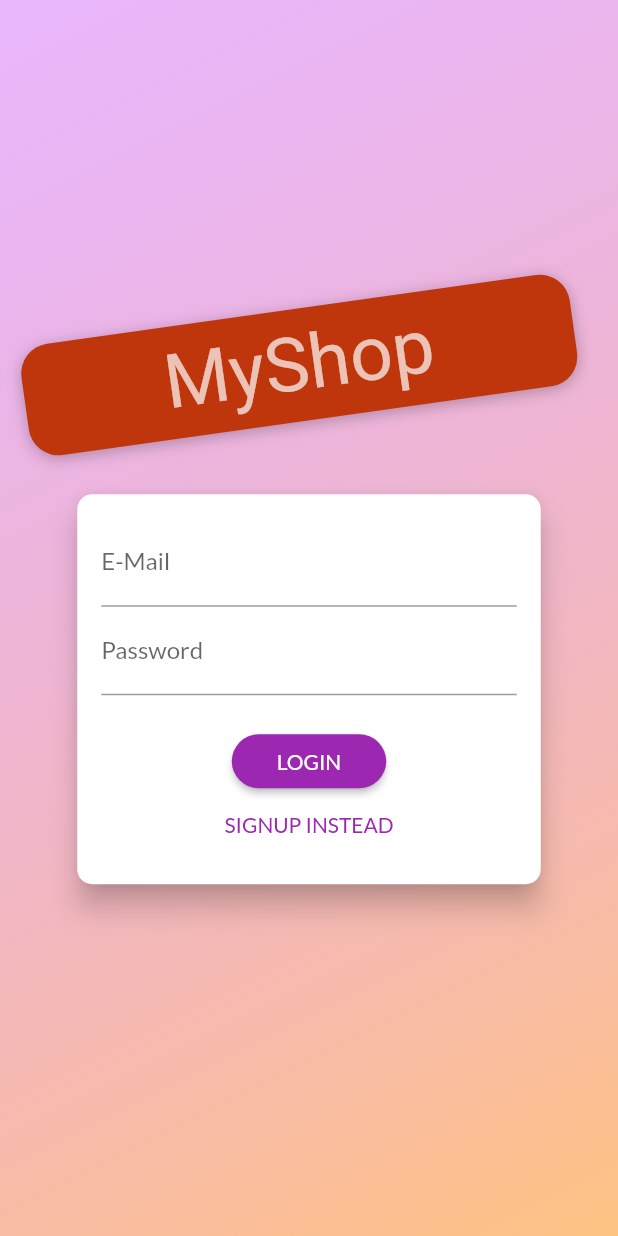
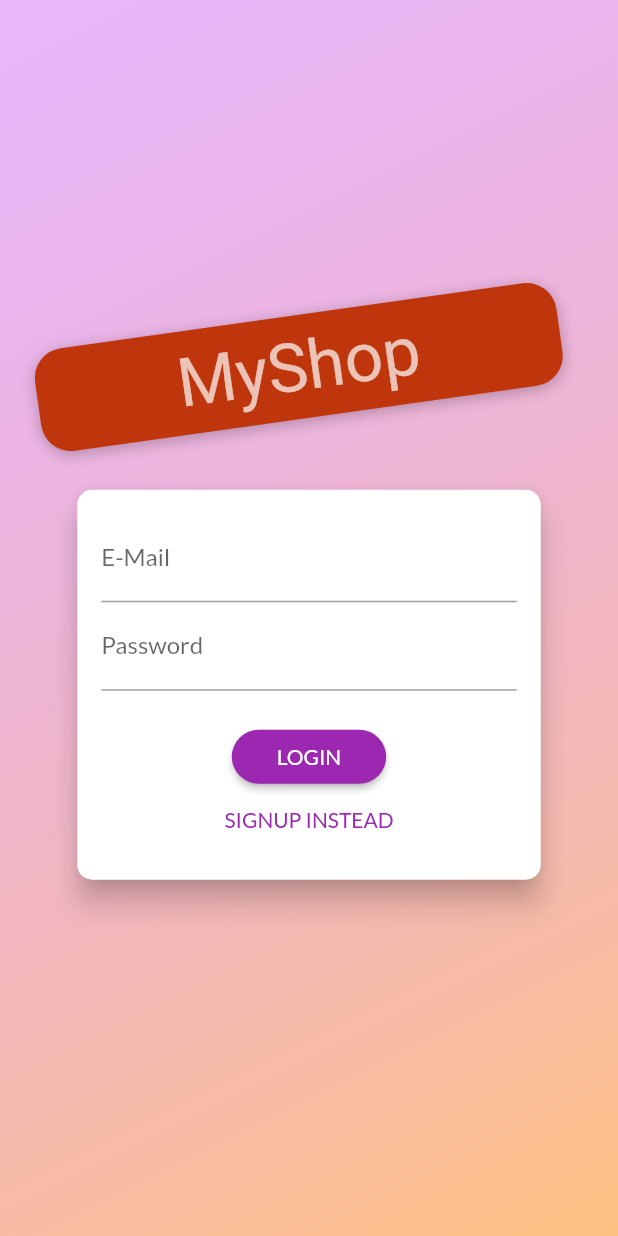
Before and after one commit to PavelMaltsev20/OnlineShop, a Flutter app: the screen it shows after launch, on a phone screen of 412 x 824 dp. Run offline on Flutter 3.47's test engine with Material 2 defaults, Android fonts, the phone set to English and light mode, and no system bars; our stand-ins replace shared_preferences; Roboto replaces fonts that are missing (Anton).

Commit message:
Create gif files

```diff
--- a/lib/providers/products.dart
+++ b/lib/providers/products.dart
@@ -265,8 +265,8 @@ class ProductsProvider with ChangeNotifier {
     //In server side we don't need it because delete request failed
     if (response.statusCode >= 400) {
       _allProducts.add(existingProduct);
-      notifyListeners();
       throw HttpException("Failed to delete product.\n${response.body}");
     }
+    notifyListeners();
   }
 }
--- a/lib/screen/auth_screen.dart
+++ b/lib/screen/auth_screen.dart
@@ -68,7 +68,7 @@ class AuthScreen extends StatelessWidget {
                               .accentTextTheme
                               .headline1!
                               .color,
-                          fontSize: 50,
+                          fontSize: 45,
                           fontFamily: 'Anton',
                           fontWeight: FontWeight.normal,
                         ),
```
Also changed, not shown: documentation/gifs/cart.gif (added), documentation/gifs/changes.gif (added), documentation/gifs/delete.gif (added), documentation/gifs/favorites.gif (added), documentation/gifs/orders.gif (added), documentation/gifs/place_order.gif (added), documentation/gifs/placeholder.jpg (added), documentation/gifs/signin.gif (added), 20 other files.
